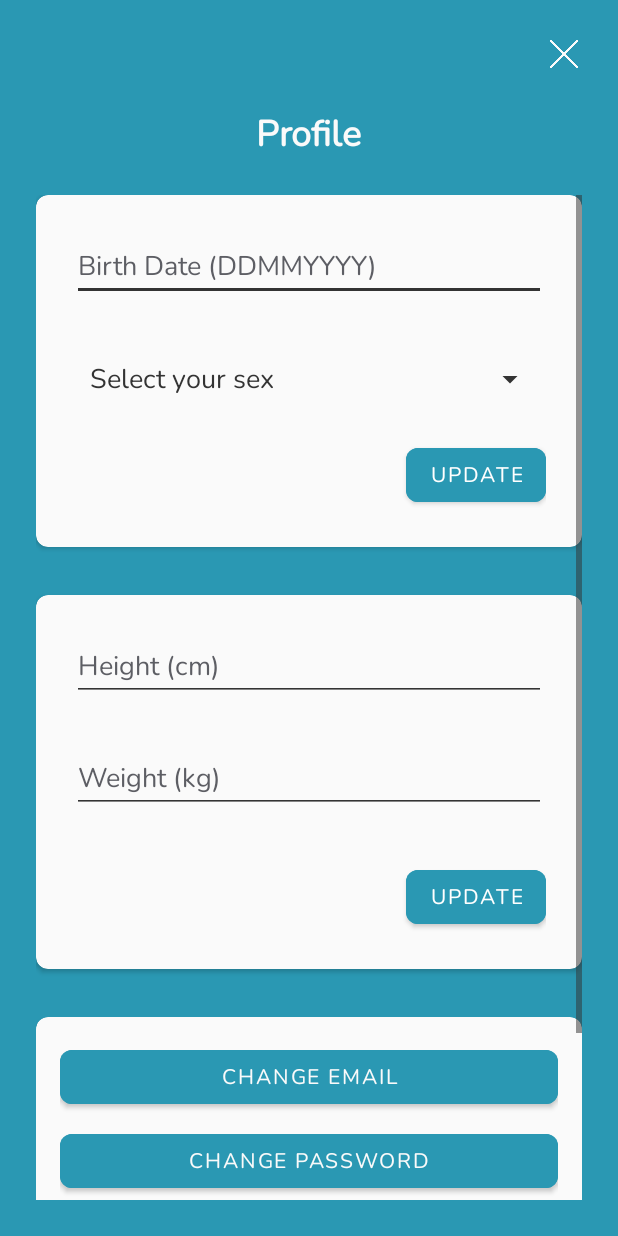
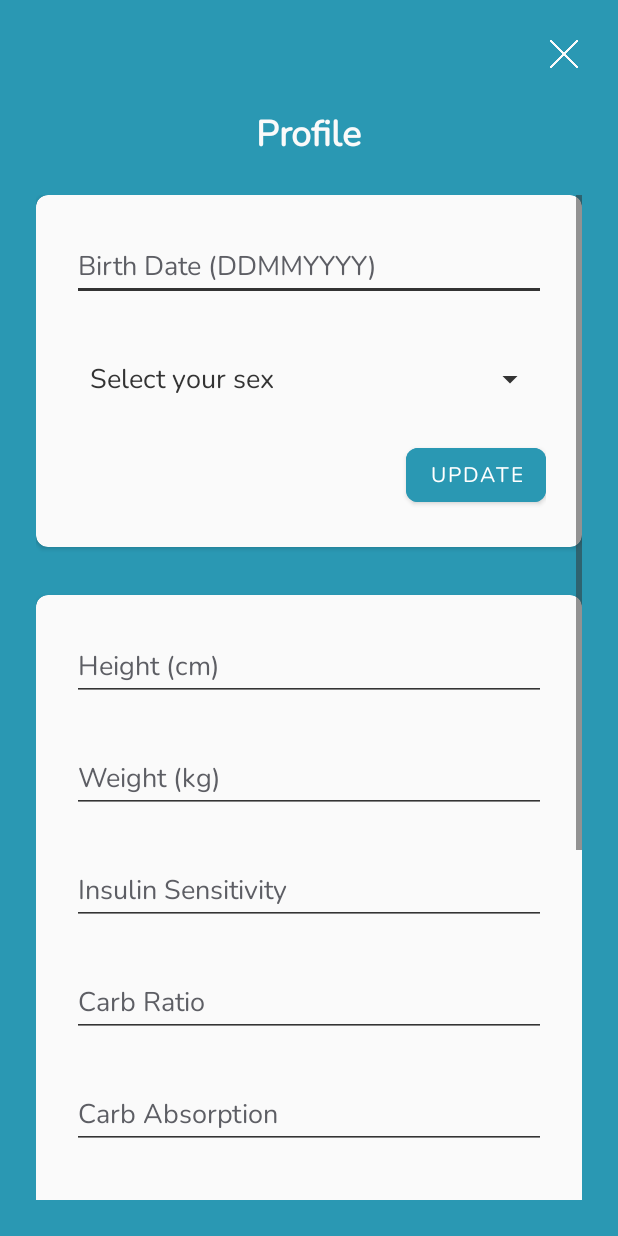
Before and after one commit to Blestod/TFG-BeeWell, an Android app: the ProfileActivity screen opened directly, with no data from a screen before it, on a phone screen of 412 x 824 dp. Run offline under Robolectric (Android 15) with nearby library versions, the light colour scheme and no system bars; our stand-ins replace Volley; network calls fail.

Commit message:
perfil(+carb ratio, +carb absorption, +insulin sensitivity)

```diff
--- a/APP/app/src/main/res/layout/activity_profile.xml
+++ b/APP/app/src/main/res/layout/activity_profile.xml
@@ -132,6 +132,42 @@
                         android:textColorHint="@color/material_dynamic_neutral40" />
 
 
+                    <EditText
+                        android:id="@+id/insulin_sensitivity"
+                        android:layout_width="match_parent"
+                        android:layout_height="wrap_content"
+                        android:layout_marginTop="12dp"
+                        android:layout_marginBottom="16dp"
+                        android:hint="Insulin Sensitivity"
+                        android:inputType="number|numberDecimal"
+                        android:textColor="@color/beeBlack"
+                        android:textColorHighlight="@color/material_dynamic_neutral40"
+                        android:textColorHint="@color/material_dynamic_neutral40" />
+
+                    <EditText
+                        android:id="@+id/carb_ratio"
+                        android:layout_width="match_parent"
+                        android:layout_height="wrap_content"
+                        android:layout_marginTop="12dp"
+                        android:layout_marginBottom="16dp"
+                        android:hint="Carb Ratio"
+                        android:inputType="number|numberDecimal"
+                        android:textColor="@color/beeBlack"
+                        android:textColorHighlight="@color/material_dynamic_neutral40"
+                        android:textColorHint="@color/material_dynamic_neutral40" />
+
+                    <EditText
+                        android:id="@+id/carb_absorption"
+                        android:layout_width="match_parent"
+                        android:layout_height="wrap_content"
+                        android:layout_marginTop="12dp"
+                        android:layout_marginBottom="16dp"
+                        android:hint="Carb Absorption"
+                        android:inputType="number|numberDecimal"
+                        android:textColor="@color/beeBlack"
+                        android:textColorHighlight="@color/material_dynamic_neutral40"
+                        android:textColorHint="@color/material_dynamic_neutral40" />
+
                     <Button
                         android:id="@+id/saveUserVariablesButton"
                         android:layout_width="wrap_content"
```
Also changed, not shown: APP/app/src/main/java/com/example/tfg_beewell_app/ProfileActivity.java (+43 -58 lines), 1 other file.
